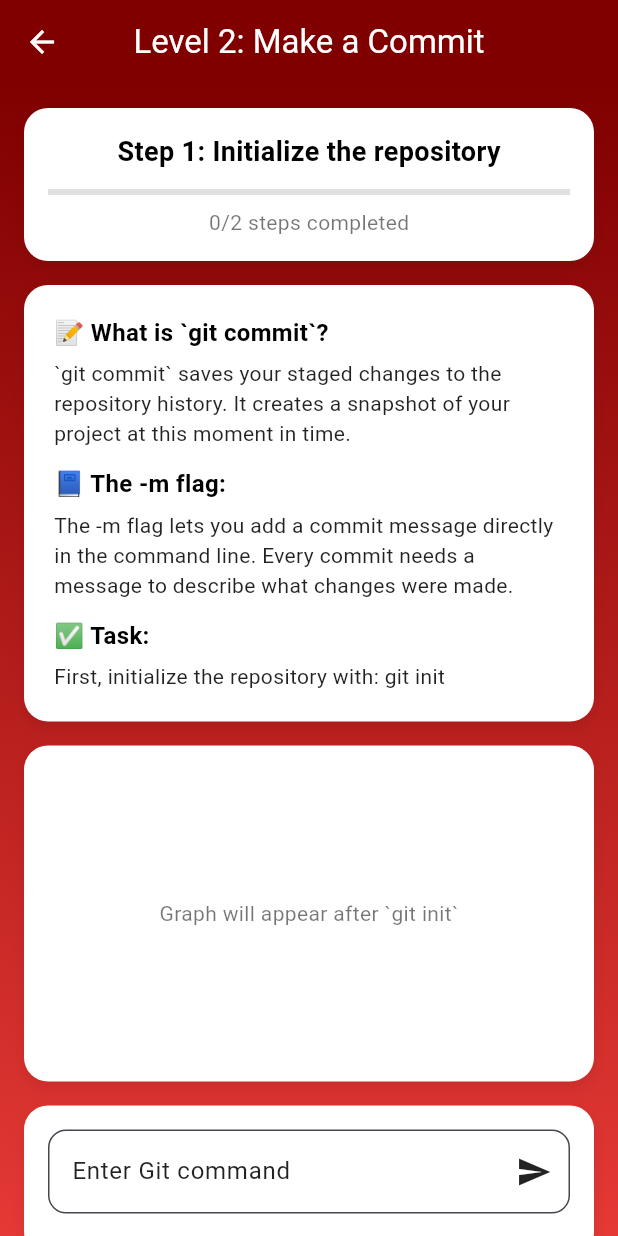
After one commit to ymadz/gitly, a Flutter app: the Level2Screen screen opened directly, on a phone screen of 412 x 824 dp. The commit adds this screen. Run offline on Flutter 3.47's test engine with Material 3 defaults, Android fonts, the phone set to English and light mode, and no system bars; our stand-ins replace confetti.

Commit message:
feat: level 2

```diff
--- /dev/null
+++ b/gitly/lib/level2_screen.dart
@@ -0,0 +1,390 @@
+import 'package:flutter/material.dart';
+import 'package:confetti/confetti.dart';
+import 'dart:math';
+import 'git_graph.dart';
+
+class Level2Screen extends StatefulWidget {
+  const Level2Screen({super.key});
+
+  @override
+  State<Level2Screen> createState() => _Level2ScreenState();
+}
+
+class _Level2ScreenState extends State<Level2Screen> {
+  bool isRepoInitialized = false;
+  bool isCommitCompleted = false;
+  bool isCompleted = false;
+  final TextEditingController controller = TextEditingController();
+  final List<String> console = [];
+  late ConfettiController _confettiController;
+
+  // Add these variables to track git state
+  List<GitNode> nodes = [];
+  String headId = "";
+  String currentBranch = "main";
+  int nodeCount = 0;
+  Map<String, String> branchHeads = {};
+
+  @override
+  void initState() {
+    super.initState();
+    _confettiController = ConfettiController(duration: const Duration(seconds: 2));
+  }
+
+  @override
+  void dispose() {
+    _confettiController.dispose();
+    controller.dispose();
+    super.dispose();
+  }
+
+  void _handleCommand(String input) {
+    final trimmed = input.trim();
+    setState(() => console.insert(0, '> $trimmed'));
+
+    if (!isRepoInitialized && trimmed != 'git init') {
+      console.insert(0, '❌ Repository not initialized. Run \'git init\' first.');
+      controller.clear();
+      return;
+    }
+
+    if (trimmed == 'git init' && !isRepoInitialized) {
+      setState(() {
+        isRepoInitialized = true;
+        currentBranch = "main";
+        nodeCount = 0;
+        headId = "c0";
+
+        // Create initial commit node
+        nodes = [
+          GitNode(
+            id: "c0",
+            message: "Initial commit",
+            parentIds: [],
+            branch: currentBranch,
+            position: const Offset(100, 100),
+          )
+        ];
+
+        branchHeads = {"main": "c0"};
+        nodeCount = 1;
+      });
+      console.insert(0, '✅ Initialized empty Git repository on branch \'main\'.');
+    } else if (trimmed.startsWith('git commit -m') && isRepoInitialized && !isCommitCompleted) {
+      final message = _extractMessage(trimmed);
+      if (message != null && message.isNotEmpty) {
+        // Create new commit node
+        final String id = "c$nodeCount";
+        final GitNode newNode = GitNode(
+          id: id,
+          message: message,
+          parentIds: [headId],
+          branch: currentBranch,
+          position: Offset(100 + nodeCount * 80, 100),
+        );
+
+        setState(() {
+          nodes.add(newNode);
+          headId = id;
+          branchHeads[currentBranch] = id;
+          nodeCount++;
+          isCommitCompleted = true;
+          isCompleted = true;
+        });
+
+        _confettiController.play();
+        console.insert(0, '✅ First commit created successfully!');
+        console.insert(0, '🎉 Level 2 completed! You\'ve learned git commit.');
+      } else {
+        console.insert(0, '❌ Invalid commit message format. Use: git commit -m "your message"');
+      }
+    } else if (trimmed == 'git init' && isRepoInitialized) {
+      console.insert(0, '⚠️ Repository already initialized.');
+    } else if (trimmed.startsWith('git commit -m') && isCommitCompleted) {
+      console.insert(0, '⚠️ You\'ve already completed the commit for this level.');
+    } else {
+      console.insert(0, '❌ Invalid command for this level.');
+    }
+
+    controller.clear();
+  }
+
+  String? _extractMessage(String input) {
+    final match = RegExp(r'git commit -m\s+"(.+?)"').firstMatch(input);
+    return match?.group(1);
+  }
+
+  String _getCurrentStep() {
+    if (!isRepoInitialized) {
+      return "Step 1: Initialize the repository";
+    } else if (!isCommitCompleted) {
+      return "Step 2: Make your first commit";
+    } else {
+      return "✅ Level completed!";
+    }
+  }
+
+  @override
+  Widget build(BuildContext context) {
+    return Scaffold(
+      appBar: AppBar(
+        title: const Text('Level 2: Make a Commit'),
+        backgroundColor: const Color(0xFF800000),
+      ),
+      body: Container(
+        width: double.infinity,
+        height: double.infinity,
+        decoration: const BoxDecoration(
+          gradient: LinearGradient(
+            colors: [Color(0xFF800000), Color(0xFFE53935)],
+            begin: Alignment.topCenter,
+            end: Alignment.bottomCenter,
+          ),
+        ),
+        child: Stack(
+          children: [
+            SafeArea(
+              child: SingleChildScrollView(
+                child: Padding(
+                  padding: const EdgeInsets.all(16),
+                  child: Column(
+                    children: [
+                      // ── PROGRESS INDICATOR ───────────────────
+                      _buildCard(
+                        padding: const EdgeInsets.all(16),
+                        child: Column(
+                          children: [
+                            Text(
+                              _getCurrentStep(),
+                              style: const TextStyle(
+                                fontSize: 18,
+                                fontWeight: FontWeight.bold,
+                                color: Colors.black,
+                              ),
+                            ),
+                            const SizedBox(height: 12),
+                            LinearProgressIndicator(
+                              value: isCompleted ? 1.0 : (isRepoInitialized ? 0.5 : 0.0),
+                              backgroundColor: Colors.grey[300],
+                              valueColor: const AlwaysStoppedAnimation<Color>(Color(0xFF800000)),
+                            ),
+                            const SizedBox(height: 8),
+                            Text(
+                              isCompleted ? '2/2 steps completed' :
+                              '${isRepoInitialized ? 1 : 0}/2 steps completed',
+                              style: const TextStyle(
+                                fontSize: 14,
+                                color: Colors.black54,
+                              ),
+                            ),
+                          ],
+                        ),
+                      ),
+
+                      const SizedBox(height: 16),
+
+                      // ── EDUCATIONAL CARD ─────────────────────
+                      _buildCard(
+                        child: Column(
+                          crossAxisAlignment: CrossAxisAlignment.start,
+                          children: [
+                            const Text(
+                              '📝 What is `git commit`?',
+                              style: TextStyle(fontWeight: FontWeight.bold, fontSize: 16, color: Colors.black),
+                            ),
+                            const SizedBox(height: 6),
+                            const Text(
+                              '`git commit` saves your staged changes to the repository history. It creates a snapshot of your project at this moment in time.',
+                              style: TextStyle(color: Colors.black87),
+                            ),
+                            const SizedBox(height: 12),
+                            const Text(
+                              '📘 The -m flag:',
+                              style: TextStyle(fontWeight: FontWeight.bold, fontSize: 16, color: Colors.black),
+                            ),
+                            const SizedBox(height: 6),
+                            const Text(
+                              'The -m flag lets you add a commit message directly in the command line. Every commit needs a message to describe what changes were made.',
+                              style: TextStyle(color: Colors.black87),
+                            ),
+                            const SizedBox(height: 12),
+                            const Text(
+                              '✅ Task:',
+                              style: TextStyle(fontWeight: FontWeight.bold, fontSize: 16, color: Colors.black),
+                            ),
+                            const SizedBox(height: 6),
+                            Text(
+                              isRepoInitialized
+                                ? 'Now type: git commit -m "Your commit message here"'
+                                : 'First, initialize the repository with: git init',
+                              style: const TextStyle(color: Colors.black87),
+                            ),
+                            if (isRepoInitialized && !isCommitCompleted)
+                              Container(
+                                margin: const EdgeInsets.only(top: 12),
+                                padding: const EdgeInsets.all(12),
+                                decoration: BoxDecoration(
+                                  color: const Color(0xFFFFF3CD),
+                                  borderRadius: BorderRadius.circular(8),
+                                  border: Border.all(color: const Color(0xFFFFD700)),
+                                ),
+                                child: const Text(
+                                  '💡 Example: git commit -m "Add welcome message"',
+                                  style: TextStyle(
+                                    color: Colors.black87,
+                                    fontFamily: 'monospace',
+                                    fontSize: 13,
+                                  ),
+                                ),
+                              ),
+                          ],
+                        ),
+                      ),
+
+                      const SizedBox(height: 16),
+
+                      // ── GIT GRAPH ─────────────────────────────
+                      _buildCard(
+                        padding: const EdgeInsets.all(12),
+                        child: SizedBox(
+                          height: 200,
+                          child: Center(
+                            child: isRepoInitialized
+                                ? CustomPaint(
+                                    painter: GitGraphPainter(
+                                      nodes: nodes,
+                                      headId: headId,
+                                      branchHeads: branchHeads,
+                                    ),
+                                    child: Container(),
+                                  )
+                                : const Text(
+                                    'Graph will appear after `git init`',
+                                    style: TextStyle(
+                                      fontSize: 14,
+                                      color: Colors.black54,
+                                    ),
+                                  ),
+                          ),
+                        ),
+                      ),
+
+                      const SizedBox(height: 16),
+
+                      // ── INPUT + CONSOLE ──────────────────────
+                      _buildCard(
+                        padding: const EdgeInsets.all(16),
+                        child: Column(
+                          children: [
+                            TextField(
+                              controller: controller,
+                              onSubmitted: _handleCommand,
+                              style: const TextStyle(color: Colors.black87),
+                              decoration: InputDecoration(
+                                labelText: isRepoInitialized
+                                  ? 'Enter Git commit command'
+                                  : 'Enter Git command',
+                                labelStyle: const TextStyle(color: Colors.black87),
+                                filled: true,
+                                fillColor: Colors.white,
+                                border: OutlineInputBorder(
+                                  borderRadius: BorderRadius.circular(12),
+                                ),
+                                suffixIcon: IconButton(
+                                  icon: const Icon(Icons.send, color: Colors.black87),
+                                  onPressed: () => _handleCommand(controller.text),
+                                ),
+                              ),
+                            ),
+                            const SizedBox(height: 12),
+                            Container(
+                              constraints: const BoxConstraints(maxHeight: 120),
+                              decoration: BoxDecoration(
+                                color: const Color(0xFFFAFAFA),
+                                borderRadius: BorderRadius.circular(8),
+                              ),
+                              child: ListView.builder(
+                                shrinkWrap: true,
+                                reverse: true,
+                                itemCount: console.length,
+                                itemBuilder: (context, index) => Padding(
+                                  padding: const EdgeInsets.symmetric(horizontal: 8, vertical: 4),
+                                  child: Text(
+                                    console[index],
+                                    style: const TextStyle(
+                                      fontFamily: 'monospace',
+                                      fontSize: 13,
+                                      color: Colors.black87,
+                                    ),
+                                  ),
+                                ),
+                              ),
+                            ),
+                            if (isCompleted)
+                              Padding(
+                                padding: const EdgeInsets.only(top: 20),
+                                child: ElevatedButton.icon(
+                                  style: ElevatedButton.styleFrom(
+                                    backgroundColor: const Color(0xFF800000),
+                                    padding: const EdgeInsets.symmetric(horizontal: 24, vertical: 12),
+                                    shape: RoundedRectangleBorder(
+                                      borderRadius: BorderRadius.circular(12),
+                                    ),
+                                  ),
+                                  icon: const Icon(Icons.arrow_forward),
+                                  label: const Text('Next Level'),
+                                  onPressed: () {
+                                    ScaffoldMessenger.of(context).showSnackBar(
+                                      const SnackBar(content: Text('🚧 Next level not implemented')),
+                                    );
+                                  },
+                                ),
+                              ),
+                          ],
+                        ),
+                      ),
+                    ],
+                  ),
+                ),
+              ),
+            ),
+
+            // ── CONFETTI CELEBRATION ─────────────────────────
+            Align(
+              alignment: Alignment.topCenter,
+              child: ConfettiWidget(
+                confettiController: _confettiController,
+                blastDirection: pi / 2,
+                maxBlastForce: 20,
+                minBlastForce: 10,
+                emissionFrequency: 0.05,
+                numberOfParticles: 20,
+                gravity: 0.2,
+              ),
+            ),
+          ],
+        ),
+      ),
+    );
+  }
+
+  Widget _buildCard({required Widget child, EdgeInsets padding = const EdgeInsets.all(20)}) {
+    return AnimatedContainer(
+      duration: const Duration(milliseconds: 200),
+      width: double.infinity,
+      decoration: BoxDecoration(
+        color: Colors.white,
+        borderRadius: BorderRadius.circular(16),
+        boxShadow: [
+          BoxShadow(
+            color: Colors.black.withOpacity(0.08),
+            blurRadius: 8,
+            offset: const Offset(0, 4),
+          ),
+        ],
+      ),
+      padding: padding,
+      child: child,
+    );
+  }
+}
--- a/gitly/lib/tutorial_screen.dart
+++ b/gitly/lib/tutorial_screen.dart
@@ -1,5 +1,7 @@
 import 'package:flutter/material.dart';
 import 'level_screen.dart';
+import 'level2_screen.dart'; // Add this import
+
 
 class TutorialScreen extends StatelessWidget {
   const TutorialScreen({super.key});
@@ -50,7 +52,8 @@ class TutorialScreen extends StatelessWidget {
                     ],
                   ),
                   child: ListTile(
-                    contentPadding: const EdgeInsets.symmetric(horizontal: 20, vertical: 12),
+                    contentPadding: const EdgeInsets.symmetric(
+                        horizontal: 20, vertical: 12),
                     leading: CircleAvatar(
                       backgroundColor: const Color(0xFFFF6B6B),
                       child: Text(
@@ -84,9 +87,18 @@ class TutorialScreen extends StatelessWidget {
                             ),
                           ),
                         );
-                      } else {
+                      } else if (index == 1) {
+                        Navigator.push(
+                          context,
+                          MaterialPageRoute(
+                            builder: (_) => const Level2Screen(),
+                          ),
+                        );
+                      }else {
                         ScaffoldMessenger.of(context).showSnackBar(
-                          const SnackBar(content: Text('🚧 Challenge not yet implemented')),
+                          const SnackBar(
+                              content:
+                                  Text('🚧 Challenge not yet implemented')),
                         );
                       }
                     },
```
